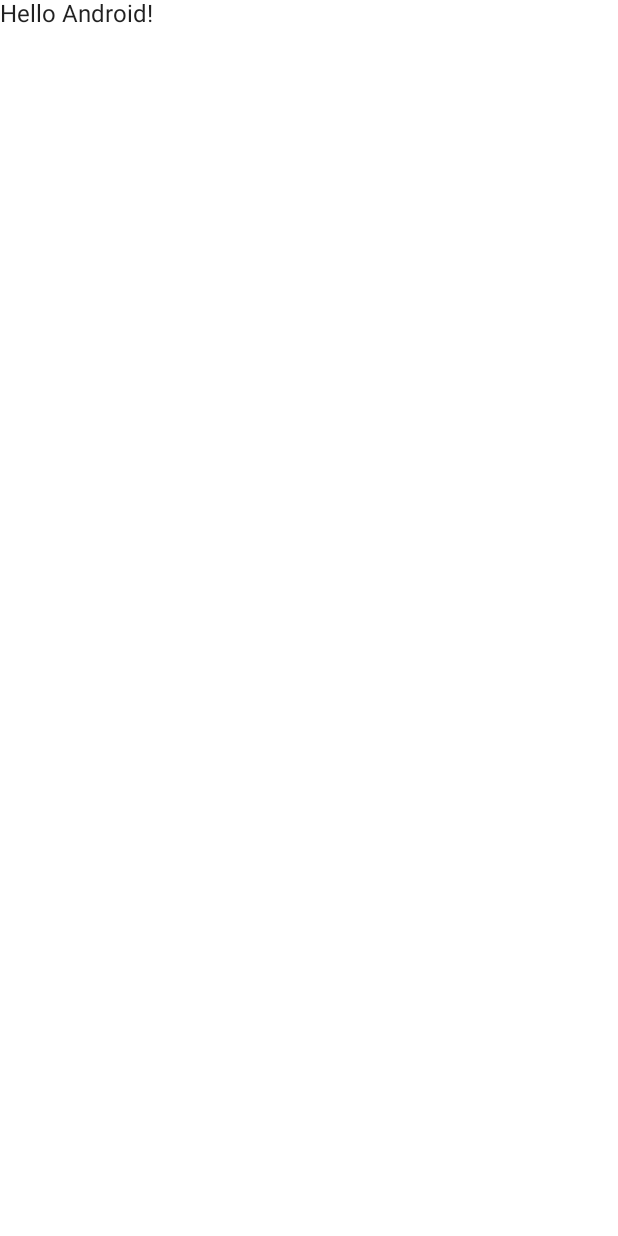
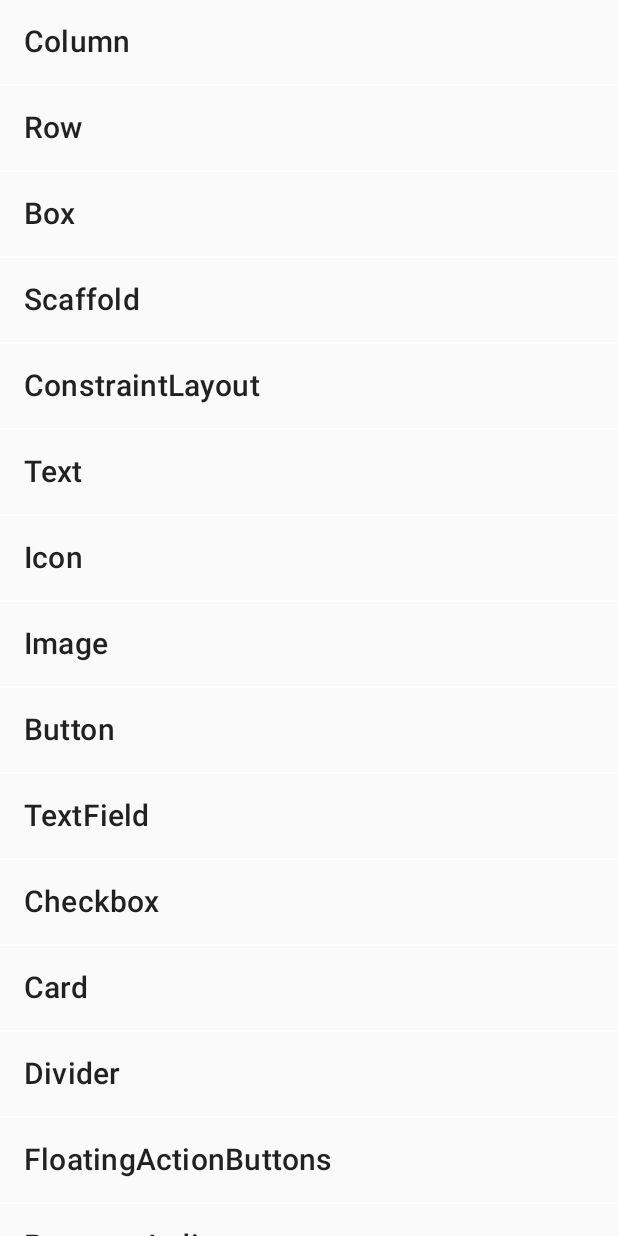
Before and after one commit to jianwenzhou/ComposeMaster, an Android app built with Jetpack Compose: the screen it shows after launch (MainActivity), on a phone screen of 412 x 824 dp. Before the commit the screen is almost empty. Run offline under Robolectric (Android 15) with nearby library versions, the phone set to English and light mode, and no system bars; our stand-ins replace livedata-compose.

Commit message:
数据添加

```diff
--- a/app/build.gradle
+++ b/app/build.gradle
@@ -51,11 +51,21 @@ dependencies {
     implementation "androidx.compose.ui:ui:$compose_version"
     implementation "androidx.compose.material:material:$compose_version"
     implementation "androidx.compose.ui:ui-tooling-preview:$compose_version"
-    implementation 'androidx.lifecycle:lifecycle-runtime-ktx:2.3.1'
+    implementation 'androidx.lifecycle:lifecycle-runtime-ktx:2.4.0'
     implementation 'androidx.activity:activity-compose:1.3.1'
     testImplementation 'junit:junit:4.13.2'
     androidTestImplementation 'androidx.test.ext:junit:1.1.3'
     androidTestImplementation 'androidx.test.espresso:espresso-core:3.4.0'
     androidTestImplementation "androidx.compose.ui:ui-test-junit4:$compose_version"
     debugImplementation "androidx.compose.ui:ui-tooling:$compose_version"
+
+    implementation "androidx.lifecycle:lifecycle-viewmodel-compose:2.4.1"
+
+    implementation "com.google.accompanist:accompanist-pager:0.21.1-beta"
+
+    //constraintlayout
+    implementation 'androidx.constraintlayout:constraintlayout-compose:1.0.0-alpha08'
+
+    //observeAsState()需要
+    implementation "androidx.compose.runtime:runtime-livedata:$compose_version"
 }
--- a/app/src/main/java/com/jianwen/composemaster/MainActivity.kt
+++ b/app/src/main/java/com/jianwen/composemaster/MainActivity.kt
@@ -3,41 +3,24 @@ package com.jianwen.composemaster
 import android.os.Bundle
 import androidx.activity.ComponentActivity
 import androidx.activity.compose.setContent
-import androidx.compose.foundation.layout.fillMaxSize
-import androidx.compose.material.MaterialTheme
-import androidx.compose.material.Surface
-import androidx.compose.material.Text
-import androidx.compose.runtime.Composable
-import androidx.compose.ui.Modifier
-import androidx.compose.ui.tooling.preview.Preview
+import androidx.activity.viewModels
+import androidx.compose.runtime.livedata.observeAsState
+import com.jianwen.composemaster.ui.layout.MyLazyColumn
 import com.jianwen.composemaster.ui.theme.ComposeMasterTheme
 
 class MainActivity : ComponentActivity() {
+
+    private val model: MainViewModel by viewModels()
+
     override fun onCreate(savedInstanceState: Bundle?) {
         super.onCreate(savedInstanceState)
         setContent {
             ComposeMasterTheme {
-                // A surface container using the 'background' color from the theme
-                Surface(
-                    modifier = Modifier.fillMaxSize(),
-                    color = MaterialTheme.colors.background
-                ) {
-                    Greeting("Android")
+                val observeAsState = model.data.observeAsState()
+                MyLazyColumn(observeAsState.value!!){
+
                 }
             }
         }
     }
 }
-
-@Composable
-fun Greeting(name: String) {
-    Text(text = "Hello $name!")
-}
-
-@Preview(showBackground = true)
-@Composable
-fun DefaultPreview() {
-    ComposeMasterTheme {
-        Greeting("Android")
-    }
-}
--- /dev/null
+++ b/app/src/main/java/com/jianwen/composemaster/MainViewModel.kt
@@ -0,0 +1,57 @@
+package com.jianwen.composemaster
+
+import androidx.lifecycle.LiveData
+import androidx.lifecycle.MutableLiveData
+import androidx.lifecycle.ViewModel
+import com.jianwen.composemaster.data.MainListData
+
+/**
+ * @ProjectName ComposeMaster
+ * @PackageName com.jianwen.composemaster
+ * @Author jianwen.zhou
+ * @Date 2022/3/8 0:11
+ * @Des MainViewModel
+ */
+class MainViewModel : ViewModel() {
+
+    private val _data = MutableLiveData<List<MainListData>>(listOf())
+
+    var data: LiveData<List<MainListData>> = _data
+
+
+    init {
+        _data.value = listOf(
+            //布局
+            MainListData("Column",1),
+            MainListData("Row",2),
+            MainListData("Box",3),
+            MainListData("Scaffold",4),
+            MainListData("ConstraintLayout",5),
+            //基本组件
+            MainListData("Text",6),
+            MainListData("Icon",7),
+            MainListData("Image",8),
+            MainListData("Button",9),
+            MainListData("TextField",10),
+            MainListData("Checkbox",11),
+            MainListData("Card",12),
+            MainListData("Divider",13),
+            MainListData("FloatingActionButtons",14),
+            MainListData("ProgressIndicator",15),
+            MainListData("RadioButton",16),
+            //滚动布局
+            MainListData("LazyRow",17),
+            MainListData("LazyColumn",18),
+            //动画
+
+
+            //数据流
+
+            //android
+
+        )
+
+    }
+
+
+}
--- /dev/null
+++ b/app/src/main/java/com/jianwen/composemaster/data/MainListData.kt
@@ -0,0 +1,10 @@
+package com.jianwen.composemaster.data
+
+/**
+ * @ProjectName ComposeMaster
+ * @PackageName com.jianwen.composemaster.data
+ * @Author jianwen.zhou
+ * @Date 2022/3/8 0:15
+ * @Des 首页列表数据类
+ */
+data class MainListData(val name: String, val id: Int)
--- /dev/null
+++ b/app/src/main/java/com/jianwen/composemaster/ui/layout/MyLazyColumn.kt
@@ -0,0 +1,46 @@
+package com.jianwen.composemaster.ui.layout
+
+import androidx.compose.foundation.clickable
+import androidx.compose.foundation.layout.Column
+import androidx.compose.foundation.layout.fillMaxWidth
+import androidx.compose.foundation.layout.padding
+import androidx.compose.foundation.lazy.LazyColumn
+import androidx.compose.foundation.lazy.items
+import androidx.compose.material.Divider
+import androidx.compose.material.MaterialTheme
+import androidx.compose.material.Text
+import androidx.compose.runtime.Composable
+import androidx.compose.ui.Modifier
+import androidx.compose.ui.unit.dp
+import com.jianwen.composemaster.data.MainListData
+
+/**
+ * @ProjectName ComposeDemo
+ * @PackageName com.jianwen.composedemo.ui
+ * @Author jianwen.zhou
+ * @Date 2022/3/6 0:16
+ * @Des 垂直列表
+ */
+
+@Composable
+fun MyLazyColumn(items: List<MainListData>, onClick: (Int) -> Unit) {
+
+    Column(
+        modifier = Modifier
+            .fillMaxWidth()
+    ) {
+        LazyColumn(modifier = Modifier.fillMaxWidth()) {
+            items(items) {
+                ItemCard(it.name, Modifier.clickable { onClick(it.id) })
+                Divider(thickness = 1.dp, color = MaterialTheme.colors.background)
+            }
+        }
+
+    }
+
+}
+
+@Composable
+fun ItemCard(it: String, modifier: Modifier) {
+    Text(text = it, modifier = modifier.padding(16.dp), style = MaterialTheme.typography.h6)
+}
```
